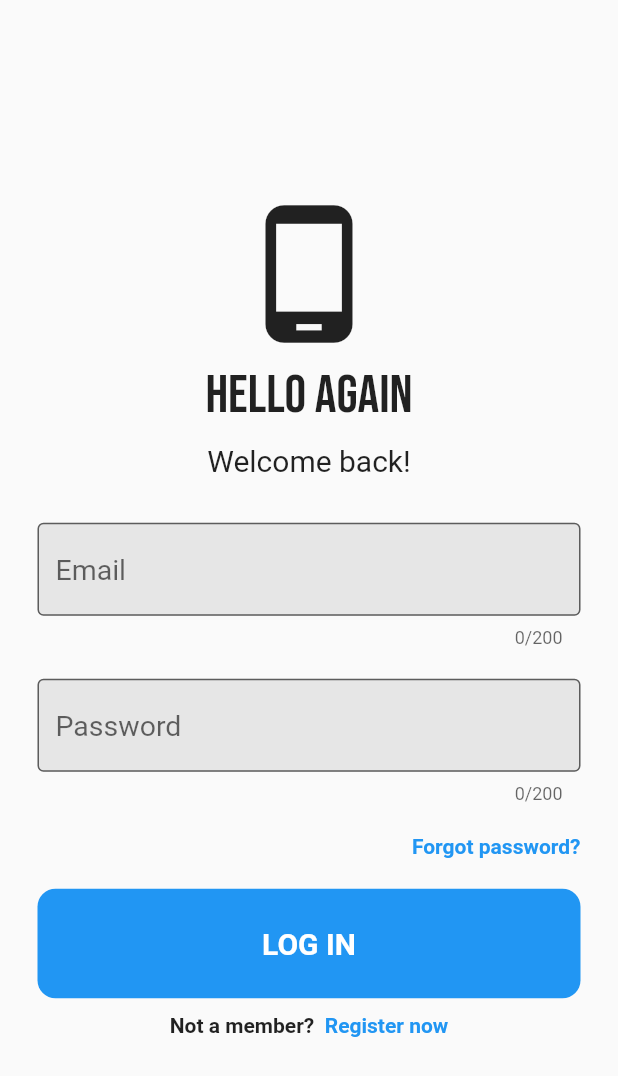
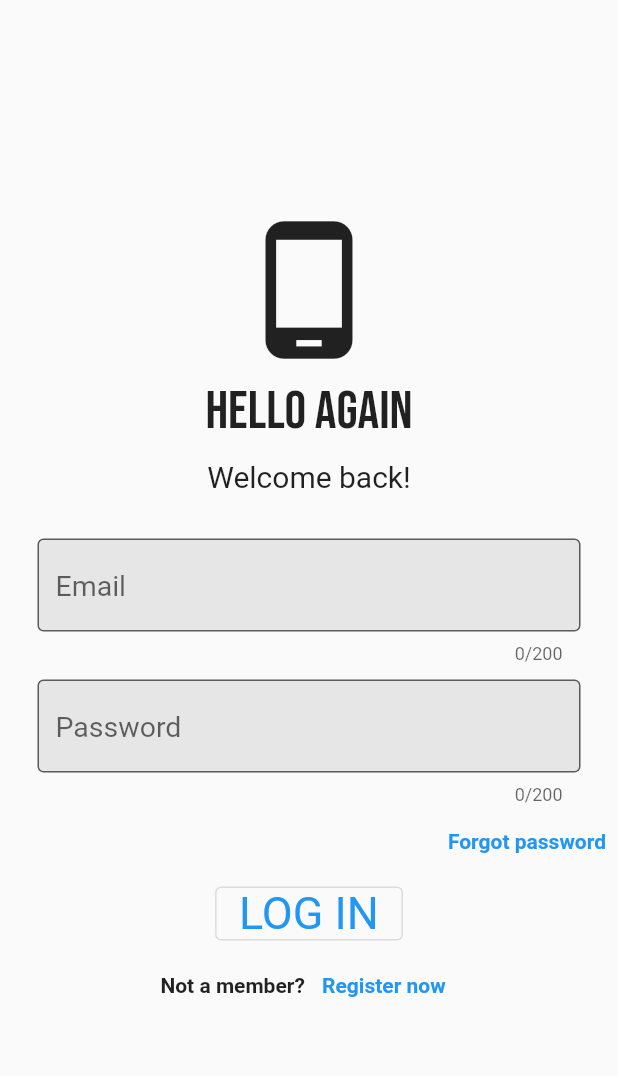
Before and after one commit to peterkapena/car_app_finder_mobile, a Flutter app: the screen it shows after launch, on a phone screen of 412 x 824 dp. Shown: the top 1076 px of the screen. Run offline on Flutter 3.47's test engine with Material 2 defaults, Android fonts, the light colour scheme and no system bars; our stand-ins replace firebase_auth, firebase_core, google_fonts; accounts and stored records are empty.

Commit message:
auth pages

```diff
--- a/lib/pages/login_page.dart
+++ b/lib/pages/login_page.dart
@@ -2,6 +2,7 @@ import 'package:car_app_finder_mobile/widget/auth_button.dart';
 import 'package:car_app_finder_mobile/widget/text_input.dart';
 import 'package:firebase_auth/firebase_auth.dart';
 import 'package:firebase_core/firebase_core.dart';
+import 'package:flutter/foundation.dart';
 import 'package:flutter/material.dart';
 import 'package:google_fonts/google_fonts.dart';
 
@@ -20,12 +21,39 @@ class _LoginPageState extends State<LoginPage> {
   final _emailController = TextEditingController();
   final _passwordController = TextEditingController();
   final _formKey = GlobalKey<FormState>();
+  bool _processing = false;
 
   @override
   void dispose() {
     _emailController.dispose();
     _passwordController.dispose();
     super.dispose();
+  }
+
+  Future signIn() async {
+    try {
+      if (_formKey.currentState!.validate()) {
+        setState(() {
+          _processing = !_processing;
+        });
+        showLoading(context);
+        // await Future.delayed(const Duration(seconds: 1));
+        await FirebaseAuth.instance
+            .signInWithEmailAndPassword(
+                email: _emailController.text.trim(),
+                password: _passwordController.text.trim())
+            .then((value) => {
+                  if (mounted)
+                    ScaffoldMessenger.of(context).hideCurrentSnackBar()
+                });
+      }
+    } catch (e) {
+      if (kDebugMode) print(e);
+      setState(() {
+        _processing = !_processing;
+      });
+      showNotice(context, e.toString());
+    }
   }
 
   @override
@@ -67,7 +95,9 @@ class _LoginPageState extends State<LoginPage> {
                           horizontal: authBtnHorizontalPadding,
                           vertical: authBtnVerticalPadding),
                       child: TextInput(
+                        enabled: !_processing,
                         controller: _emailController,
+                        validator: validateEmail,
                         hintText: "Email",
                         required: true,
                       )),
@@ -75,43 +105,35 @@ class _LoginPageState extends State<LoginPage> {
                   Padding(
                       padding: const EdgeInsets.symmetric(
                         horizontal: authBtnHorizontalPadding,
-                          vertical: authBtnVerticalPadding),
+                      ),
                       child: TextInput(
+                          enabled: !_processing,
                           controller: _passwordController,
                           required: true,
+                          validator: (value) => validatePassword(value),
                           hintText: "Password",
                           obscureText: true)),
-                  Padding(
-                    padding: const EdgeInsets.symmetric(
-                        horizontal: authBtnHorizontalPadding,
-                        vertical: authBtnVerticalPadding),
-                    child: Row(
+                  Row(
                     mainAxisAlignment: MainAxisAlignment.end,
                     children: [
-                        GestureDetector(
-                          onTap: () =>
+                      TextButton(
+                          // style:
+                          //     TextButton.styleFrom(padding: EdgeInsets.all(0)),
+                          onPressed: () =>
                               widget.toggleScreen(EAuthPage.forgotPassword),
                           child: const Text(
-                            "Forgot password?",
+                            "Forgot password",
                             style: TextStyle(
                                 color: Colors.blue,
                                 fontWeight: FontWeight.bold),
-                          ),
-                        )
+                          )),
                     ],
                   ),
-                  ),
-                  //sign in button
-                  Padding(
-                      padding: const EdgeInsets.symmetric(
-                          horizontal: authBtnHorizontalPadding,
-                          vertical: authBtnVerticalPadding),
-                      child: AuthButon(
+                  AuthButon(
+                    enabled: !_processing,
                     onTap: signIn,
                     text: "LOG IN",
-                      )),
-
-                  //not a member? register now
+                  ),
                   Row(
                     mainAxisAlignment: MainAxisAlignment.center,
                     children: [
@@ -119,14 +141,15 @@ class _LoginPageState extends State<LoginPage> {
                         "Not a member? ",
                         style: TextStyle(fontWeight: FontWeight.bold),
                       ),
-                      GestureDetector(
-                        onTap: () => widget.toggleScreen(EAuthPage.register),
+                      TextButton(
+                          onPressed: () =>
+                              widget.toggleScreen(EAuthPage.register),
                           child: const Text(
-                          " Register now",
+                            "Register now",
                             style: TextStyle(
-                              color: Colors.blue, fontWeight: FontWeight.bold),
-                        ),
-                      )
+                                color: Colors.blue,
+                                fontWeight: FontWeight.bold),
+                          )),
                     ],
                   )
                 ],
@@ -137,25 +160,4 @@ class _LoginPageState extends State<LoginPage> {
       ),
     );
   }
-
-  Future signIn() async {
-    try {
-      if (_formKey.currentState!.validate()) {
-        showLoading(context);
-        await Future.delayed(const Duration(seconds: 1));
-        // await FirebaseAuth.instance
-        //     .signInWithEmailAndPassword(
-        //         email: _emailController.text.trim(),
-        //         password: _passwordController.text.trim())
-        //     .then((value) => Navigator.of(context).pop());
-
-        if (!mounted) return;
-        hideSnackBar(context);
 }
-    } catch (e) {
-      if (!mounted) return;
-      Navigator.of(context).pop();
-      showNotice(context, e.toString());
-    }
-  }
-}
--- a/lib/widget/auth_button.dart
+++ b/lib/widget/auth_button.dart
@@ -3,25 +3,23 @@ import 'package:flutter/material.dart';
 class AuthButon extends StatelessWidget {
   final VoidCallback onTap;
   final String text;
-
-  const AuthButon({super.key, required this.onTap, required this.text});
+  final bool enabled;
+  const AuthButon(
+      {super.key,
+      required this.onTap,
+      required this.text,
+      required this.enabled});
 
   @override
   Widget build(BuildContext context) {
-    return GestureDetector(
-      onTap: onTap,
-      child: Container(
-        padding: const EdgeInsets.all(25),
-        decoration: BoxDecoration(
-            color: Theme.of(context).primaryColor,
-            borderRadius: BorderRadius.circular(12)),
-        child: Center(
-          child: Text(
-            text,
-            style: const TextStyle(
-                color: Colors.white, fontWeight: FontWeight.bold, fontSize: 20),
-          ),
-        ),
+    return OutlinedButton(
+      style: OutlinedButton.styleFrom(
+        textStyle: const TextStyle(fontSize: 30),
+        // backgroundColor: Theme.of(context).primaryColor, //<-- SEE HERE
+      ),
+      onPressed: enabled ? onTap : null,
+      child: Text(
+        text,
       ),
     );
   }
--- a/lib/widget/text_input.dart
+++ b/lib/widget/text_input.dart
@@ -11,6 +11,7 @@ class TextInput extends StatelessWidget {
   final int maxLength;
   final int maxLines;
   final bool required;
+  final bool enabled;
 
   const TextInput({
     super.key,
@@ -22,6 +23,7 @@ class TextInput extends StatelessWidget {
     this.maxLength = 200,
     this.maxLines = 1,
     this.required = false,
+    this.enabled = true,
   });
 
   @override
@@ -34,6 +36,7 @@ class TextInput extends StatelessWidget {
       style: const TextStyle(
         fontSize: textFontSize,
       ),
+      enabled: enabled,
       decoration: InputDecoration(
           prefixIcon: prefixIcon,
           hintText: hintText,
@@ -44,7 +47,7 @@ class TextInput extends StatelessWidget {
         if (required && (value == null || value.isEmpty)) {
           return 'Please enter some text';
         }
-        if (validator != null) validator!(value);
+        if (validator != null) return validator!(value);
         return null;
       },
     );
```
Also changed, not shown: lib/common.dart (+28 -4 lines), lib/pages/forgot_password_page.dart (+23 -13 lines), lib/pages/home_page.dart (+5 -6 lines), lib/pages/register_page.dart (+42 -36 lines). Lines whose indentation alone changed are shown as unchanged.
